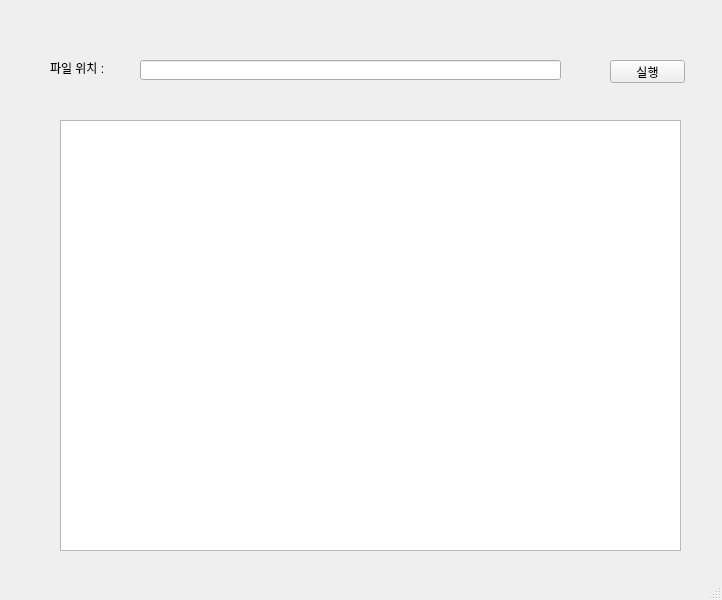
Qt form 프로그램/program.ui (yhs11145/Portfolio) before a commit.
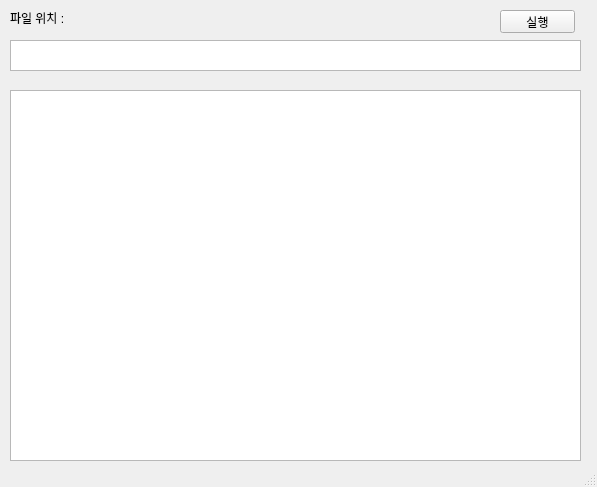
The same form after that commit.

What changed in the file:
```diff
--- a/프로그램/program.ui
+++ b/프로그램/program.ui
@@ -6,8 +6,8 @@
    <rect>
     <x>0</x>
     <y>0</y>
-    <width>722</width>
-    <height>600</height>
+    <width>597</width>
+    <height>487</height>
    </rect>
   </property>
   <property name="windowTitle">
@@ -17,8 +17,8 @@
    <widget class="QLabel" name="label">
     <property name="geometry">
      <rect>
-      <x>50</x>
-      <y>60</y>
+      <x>10</x>
+      <y>10</y>
       <width>81</width>
       <height>16</height>
      </rect>
@@ -27,21 +27,11 @@
      <string>파일 위치 :</string>
     </property>
    </widget>
-   <widget class="QLineEdit" name="lineEdit">
-    <property name="geometry">
-     <rect>
-      <x>140</x>
-      <y>60</y>
-      <width>421</width>
-      <height>20</height>
-     </rect>
-    </property>
-   </widget>
    <widget class="QPushButton" name="pushButton">
     <property name="geometry">
      <rect>
-      <x>610</x>
-      <y>60</y>
+      <x>500</x>
+      <y>10</y>
       <width>75</width>
       <height>23</height>
      </rect>
@@ -50,13 +40,23 @@
      <string>실행</string>
     </property>
    </widget>
-   <widget class="QPlainTextEdit" name="plainTextEdit">
+   <widget class="QTextBrowser" name="textBrowser">
     <property name="geometry">
      <rect>
-      <x>60</x>
-      <y>120</y>
-      <width>621</width>
-      <height>431</height>
+      <x>10</x>
+      <y>90</y>
+      <width>571</width>
+      <height>371</height>
+     </rect>
+    </property>
+   </widget>
+   <widget class="QTextEdit" name="textEdit">
+    <property name="geometry">
+     <rect>
+      <x>10</x>
+      <y>40</y>
+      <width>571</width>
+      <height>31</height>
      </rect>
     </property>
    </widget>
```
